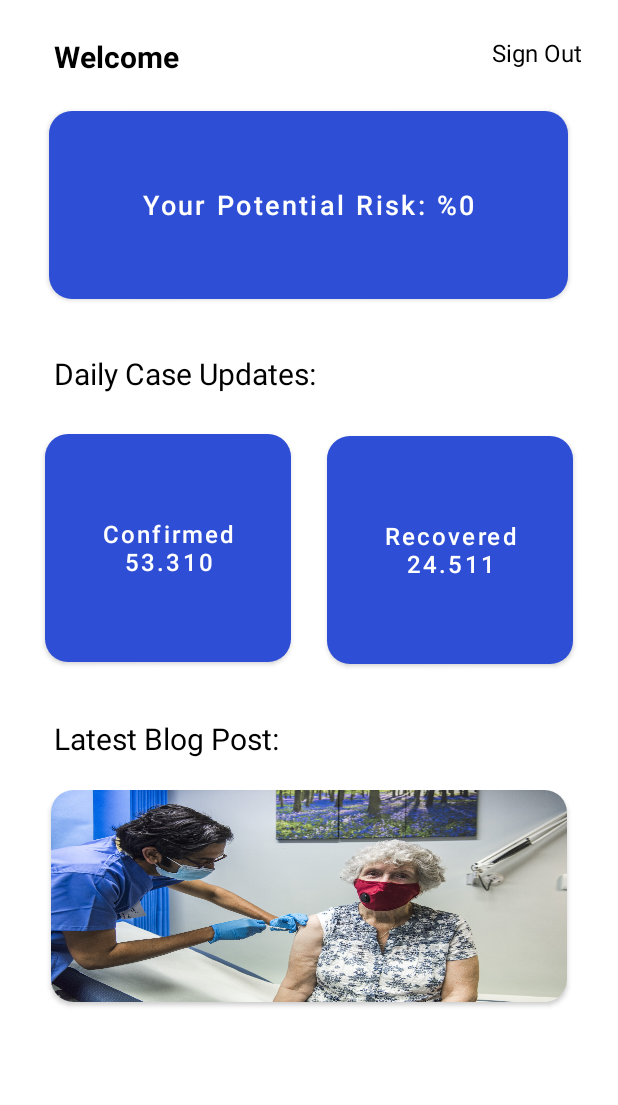
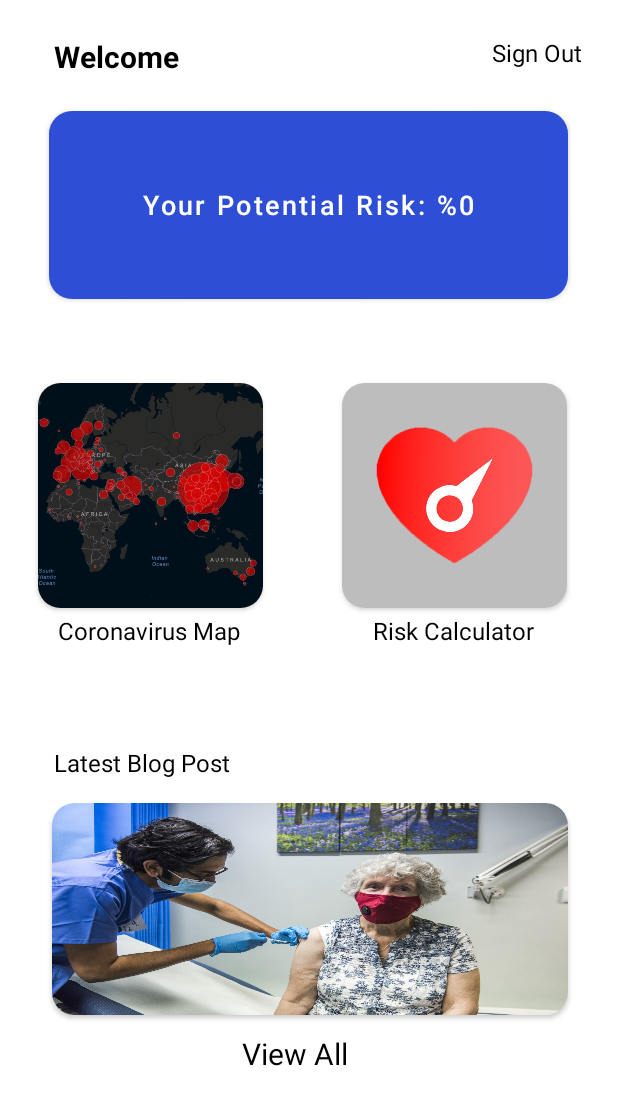
Before and after one commit to hgsayim/Covid19Riskmeter, an Android app: the HomeActivity screen opened directly, with no data from a screen before it, on a phone screen of 412 x 824 dp. Shown: the top 1105 px of the screen. Run offline under Robolectric (Android 15) with nearby library versions, the phone set to English and light mode, and no system bars; our stand-ins replace Firebase (no records; nobody signed in at launch, a user with empty details on screens opened directly); 6 statements that could not run were skipped.

Commit message:
finished blogpages, changed homepage design.

```diff
--- a/app/build.gradle
+++ b/app/build.gradle
@@ -33,6 +33,7 @@ android {
 apply plugin: 'com.android.application'
 apply plugin: 'com.google.gms.google-services'
 dependencies {
+    implementation 'com.github.bumptech.glide:glide:4.10.0'
     implementation platform('com.google.firebase:firebase-bom:30.1.0')
     implementation 'androidx.appcompat:appcompat:1.4.1'
     implementation 'com.google.android.material:material:1.5.0'
--- a/app/src/main/java/com/covid19riskmeter/CalculateActivity.java
+++ b/app/src/main/java/com/covid19riskmeter/CalculateActivity.java
@@ -28,7 +28,6 @@ public class CalculateActivity extends AppCompatActivity {
         swTobacco = (Switch) findViewById(R.id.switchTobacco2);
         txtAge = (EditText) findViewById(R.id.txtAge2);
         txtInfo  = findViewById(R.id.txtCalculateInfo);
-        Log.d("age---------", txtAge.getText().toString());
 
     }
     public void calculateRisk(View view){
--- a/app/src/main/java/com/covid19riskmeter/Classes/Blog.java
+++ b/app/src/main/java/com/covid19riskmeter/Classes/Blog.java
@@ -10,6 +10,7 @@ public class Blog {
     private String content;
     private String coverPhoto;
     public static List<Blog> list;
+    public static int current;
 
     public Blog(int id, String createdAt, String title, String content, String coverPhoto) {
         this.id = id;
@@ -17,6 +18,8 @@ public class Blog {
         this.title = title;
         this.content = content;
         this.coverPhoto = coverPhoto;
+        list.add(this);
+
     }
 
     public int getId() {
--- a/app/src/main/java/com/covid19riskmeter/Classes/Operations.java
+++ b/app/src/main/java/com/covid19riskmeter/Classes/Operations.java
@@ -8,8 +8,14 @@ import android.util.Log;
 import android.widget.TextView;
 import android.widget.Toast;
 
-import com.covid19riskmeter.CreateProfileActivity;
+import androidx.annotation.NonNull;
 
+import com.bumptech.glide.Glide;
+import com.covid19riskmeter.HomeActivity;
+import com.google.android.gms.tasks.OnCompleteListener;
+import com.google.android.gms.tasks.Task;
+import com.google.firebase.database.DataSnapshot;
+import com.google.firebase.database.Query;
 import java.util.concurrent.Executors;
 import java.util.concurrent.ScheduledExecutorService;
 import java.util.concurrent.TimeUnit;
@@ -79,9 +85,7 @@ public class Operations {
         else
             genderVal=1;
         double result = (0.15 *ageVal) + (0.37*vacVal) + (0.09*tobaccoVal) - (0.17*genderVal);
-        Log.d("result----- ", result +"");
         double _result = result*100*0.7;
-        Log.d("_result----- ", _result+"");
         if(_result<0)
             _result=0;
         return (int) _result;
@@ -97,8 +101,5 @@ public class Operations {
         if (removeHistory)
             current.finish();
     }
-    public static void getBlogs(){
-
-    }
 
 }
--- a/app/src/main/res/layout/activity_home.xml
+++ b/app/src/main/res/layout/activity_home.xml
@@ -5,6 +5,51 @@
     android:layout_width="match_parent"
     android:layout_height="match_parent"
     tools:context=".HomeActivity">
+
+    <TextView
+        android:id="@+id/txtTitle14"
+        android:layout_width="150dp"
+        android:layout_height="25dp"
+        android:layout_marginStart="43dp"
+        android:layout_marginTop="4dp"
+        android:layout_marginEnd="25dp"
+        android:text="Risk Calculator"
+        android:textAlignment="center"
+        android:textColor="?android:textColorPrimary"
+        android:textSize="16sp"
+        app:layout_constraintEnd_toEndOf="parent"
+        app:layout_constraintStart_toEndOf="@+id/txtTitle13"
+        app:layout_constraintTop_toBottomOf="@+id/cardView4" />
+
+    <TextView
+        android:id="@+id/txtTitle13"
+        android:layout_width="150dp"
+        android:layout_height="25dp"
+        android:layout_marginStart="24dp"
+        android:layout_marginTop="4dp"
+        android:text="Coronavirus Map"
+        android:textAlignment="center"
+        android:textColor="?android:textColorPrimary"
+        android:textSize="16sp"
+        app:layout_constraintStart_toStartOf="parent"
+        app:layout_constraintTop_toBottomOf="@+id/cardView3" />
+
+    <TextView
+        android:id="@+id/txtTitle11"
+        android:layout_width="89dp"
+        android:layout_height="30dp"
+        android:layout_marginStart="152dp"
+        android:layout_marginTop="12dp"
+        android:layout_marginEnd="152dp"
+        android:onClick="moveToBlogPage"
+        android:text="View All"
+        android:textAlignment="center"
+        android:textColor="?android:textColorPrimary"
+        android:textSize="20sp"
+        app:layout_constraintEnd_toEndOf="parent"
+        app:layout_constraintHorizontal_bias="0.0"
+        app:layout_constraintStart_toStartOf="parent"
+        app:layout_constraintTop_toBottomOf="@+id/cardView2" />
 
     <TextView
         android:id="@+id/txtSignOut"
@@ -19,23 +64,6 @@
         android:textSize="16sp"
         app:layout_constraintEnd_toEndOf="parent"
         app:layout_constraintTop_toTopOf="parent" />
-
-    <Button
-        android:id="@+id/btnRecoveredCases"
-        android:layout_width="164dp"
-        android:layout_height="164dp"
-        android:layout_marginStart="11dp"
-        android:layout_marginTop="5dp"
-        android:layout_marginEnd="29dp"
-        android:onClick="moveToBlogPage"
-        android:text="Recovered 24.511"
-        android:textAllCaps="false"
-        android:textSize="16sp"
-        app:cornerRadius="15dp"
-        app:layout_constraintEnd_toEndOf="parent"
-        app:layout_constraintStart_toEndOf="@+id/btnConfirmedCases"
-        app:layout_constraintTop_toBottomOf="@+id/txtTitle7"
-        tools:ignore="DuplicateSpeakableTextCheck" />
 
     <Button
         android:id="@+id/btnRiskInfo"
@@ -55,23 +83,6 @@
         app:layout_constraintTop_toBottomOf="@+id/txtHomeTitle"
         tools:ignore="DuplicateSpeakableTextCheck" />
 
-    <Button
-        android:id="@+id/btnConfirmedCases"
-        android:layout_width="164dp"
-        android:layout_height="164dp"
-        android:layout_marginStart="29dp"
-        android:layout_marginTop="4dp"
-        android:layout_marginEnd="11dp"
-        android:onClick="moveToMapPage"
-        android:text="Confirmed 53.310"
-        android:textAllCaps="false"
-        android:textSize="16sp"
-        app:cornerRadius="15dp"
-        app:layout_constraintEnd_toStartOf="@+id/btnRecoveredCases"
-        app:layout_constraintStart_toStartOf="parent"
-        app:layout_constraintTop_toBottomOf="@+id/txtTitle7"
-        tools:ignore="DuplicateSpeakableTextCheck" />
-
     <TextView
         android:id="@+id/txtHomeTitle"
         android:layout_width="253dp"
@@ -87,45 +98,34 @@
         app:layout_constraintTop_toTopOf="parent" />
 
     <TextView
-        android:id="@+id/txtTitle7"
-        android:layout_width="253dp"
-        android:layout_height="44dp"
+        android:id="@+id/txtTitle8"
+        android:layout_width="255dp"
+        android:layout_height="30dp"
         android:layout_marginStart="36dp"
-        android:layout_marginTop="30dp"
-        android:text="Daily Case Updates:"
+        android:layout_marginTop="92dp"
+        android:text="Latest Blog Post"
         android:textAlignment="textStart"
         android:textColor="?android:textColorPrimary"
-        android:textSize="20sp"
+        android:textSize="16sp"
         app:layout_constraintStart_toStartOf="parent"
-        app:layout_constraintTop_toBottomOf="@+id/btnRiskInfo" />
-
-    <TextView
-        android:id="@+id/txtTitle8"
-        android:layout_width="253dp"
-        android:layout_height="44dp"
-        android:layout_marginStart="36dp"
-        android:layout_marginTop="30dp"
-        android:text="Latest Blog Post:"
-        android:textAlignment="textStart"
-        android:textColor="?android:textColorPrimary"
-        android:textSize="20sp"
-        app:layout_constraintStart_toStartOf="parent"
-        app:layout_constraintTop_toBottomOf="@+id/btnRecoveredCases" />
+        app:layout_constraintTop_toBottomOf="@+id/cardView3" />
 
     <androidx.cardview.widget.CardView
+        android:id="@+id/cardView2"
         android:layout_width="344dp"
         android:layout_height="141dp"
         android:layout_marginStart="32dp"
-        android:layout_marginTop="4dp"
+        android:layout_marginTop="8dp"
         android:layout_marginEnd="32dp"
         app:cardCornerRadius="15dp"
         app:layout_constraintEnd_toEndOf="parent"
+        app:layout_constraintHorizontal_bias="0.666"
         app:layout_constraintStart_toStartOf="parent"
         app:layout_constraintTop_toBottomOf="@+id/txtTitle8">
 
         <ImageView
             android:id="@+id/imgBlog"
-            android:layout_width="wrap_content"
+            android:layout_width="match_parent"
             android:layout_height="match_parent"
             android:layout_marginStart="0dp"
             android:layout_marginTop="0dp"
@@ -139,4 +139,43 @@
             app:srcCompat="@drawable/vaccination_image" />
     </androidx.cardview.widget.CardView>
 
+    <androidx.cardview.widget.CardView
+        android:id="@+id/cardView3"
+        android:layout_width="150dp"
+        android:layout_height="150dp"
+        android:layout_marginStart="25dp"
+        android:layout_marginTop="50dp"
+        app:cardCornerRadius="15dp"
+        app:layout_constraintStart_toStartOf="parent"
+        app:layout_constraintTop_toBottomOf="@+id/btnRiskInfo">
+
+        <ImageView
+            android:id="@+id/imageView"
+            android:layout_width="wrap_content"
+            android:layout_height="wrap_content"
+            android:onClick="moveToMapPage"
+            android:scaleType="fitXY"
+            app:srcCompat="@drawable/coronavirus_map" />
+    </androidx.cardview.widget.CardView>
+
+    <androidx.cardview.widget.CardView
+        android:id="@+id/cardView4"
+        android:layout_width="150dp"
+        android:layout_height="150dp"
+        android:layout_marginStart="44dp"
+        android:layout_marginTop="50dp"
+        android:layout_marginEnd="25dp"
+        app:cardCornerRadius="15dp"
+        app:layout_constraintEnd_toEndOf="parent"
+        app:layout_constraintStart_toEndOf="@+id/cardView3"
+        app:layout_constraintTop_toBottomOf="@+id/btnRiskInfo">
+
+        <ImageView
+            android:id="@+id/imageView2"
+            android:layout_width="match_parent"
+            android:layout_height="match_parent"
+            android:onClick="moveToCalculatePage"
+            app:srcCompat="@drawable/icon_bg" />
+    </androidx.cardview.widget.CardView>
+
 </androidx.constraintlayout.widget.ConstraintLayout>
--- a/app/src/main/res/layout/blog.xml
+++ b/app/src/main/res/layout/blog.xml
@@ -32,7 +32,7 @@
 
         <ImageView
             android:id="@+id/imgBlog"
-            android:layout_width="wrap_content"
+            android:layout_width="match_parent"
             android:layout_height="match_parent"
             android:layout_marginStart="0dp"
             android:layout_marginTop="0dp"
```
Also changed, not shown: app/src/main/java/com/covid19riskmeter/ArticleActivity.java (+18 -1 lines), app/src/main/java/com/covid19riskmeter/BlogActivity.java (+33 -5 lines), app/src/main/java/com/covid19riskmeter/HomeActivity.java (+40 -7 lines), app/src/main/res/layout/activity_article.xml (+34 -25 lines), app/src/main/res/drawable/coronavirus_map.jpg (added), app/src/main/res/drawable/icon_bg.png (added), app/src/main/res/drawable/map.jpg (added).
